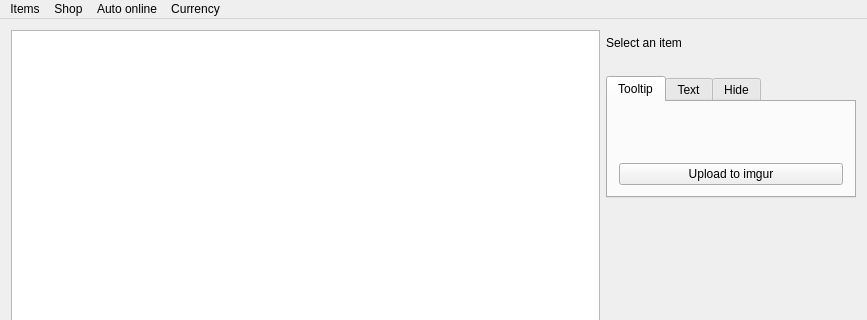
xyzz/acquisition, file forms/mainwindow.ui: the form before one commit; both pictures show x 0 to 867 and y 0 to 320 of the 867 by 544 pixel window.
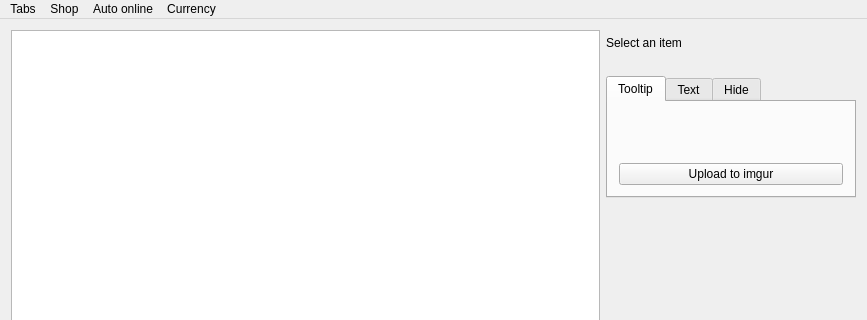
The form after the commit.

The edit to the form file:
```diff
--- a/forms/mainwindow.ui
+++ b/forms/mainwindow.ui
@@ -251,7 +251,7 @@
      <x>0</x>
      <y>0</y>
      <width>867</width>
-     <height>21</height>
+     <height>26</height>
     </rect>
    </property>
    <widget class="QMenu" name="menuShop">
@@ -266,7 +266,7 @@
    </widget>
    <widget class="QMenu" name="menuItems">
     <property name="title">
-     <string>Items</string>
+     <string>Tabs</string>
     </property>
     <addaction name="actionRefresh"/>
     <addaction name="actionAutomatically_refresh_items"/>
```
Left out of the diff: 13 changed lines with no effect on the pictures.
